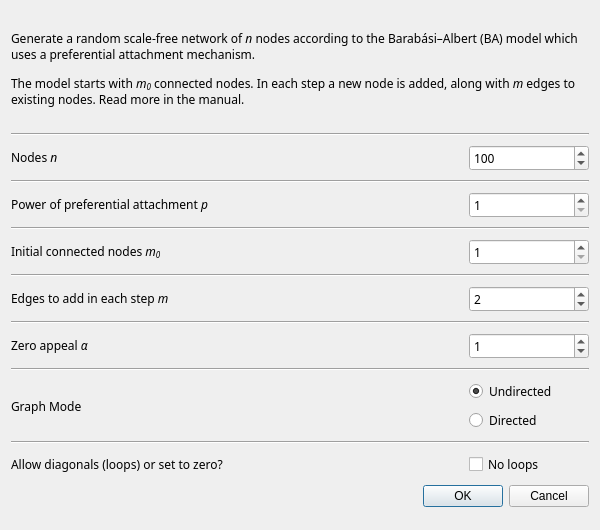
Before: the Qt Designer form src/forms/dialograndscalefree.ui in socnetv/app, drawn with Qt 5.
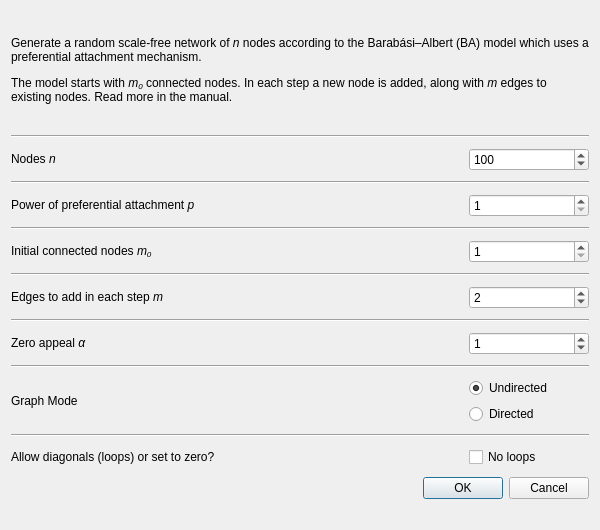
After: the same form once the commit is applied.

Commit message: fixed (reset) font family and font-sizes in all dialogs (once again...)

```diff
--- a/src/forms/dialograndscalefree.ui
+++ b/src/forms/dialograndscalefree.ui
@@ -52,11 +52,6 @@
        <height>110</height>
       </size>
      </property>
-     <property name="font">
-      <font>
-       <family>Sans Serif</family>
-      </font>
-     </property>
      <property name="frameShape">
       <enum>QFrame::NoFrame</enum>
      </property>
@@ -97,11 +92,6 @@
          <height>0</height>
         </size>
        </property>
-       <property name="font">
-        <font>
-         <family>Sans Serif</family>
-        </font>
-       </property>
        <property name="text">
         <string>&lt;html&gt;&lt;head/&gt;&lt;body&gt;&lt;p&gt;Nodes &lt;span style=&quot; font-style:italic;&quot;&gt;n&lt;/span&gt;&lt;/p&gt;&lt;/body&gt;&lt;/html&gt;</string>
        </property>
@@ -121,11 +111,6 @@
          <height>0</height>
         </size>
        </property>
-       <property name="font">
-        <font>
-         <family>Sans Serif</family>
-        </font>
-       </property>
        <property name="toolTip">
         <string>&lt;html&gt;&lt;head/&gt;&lt;body&gt;&lt;p&gt;The amount of nodes in the resulting scale-free graph&lt;/p&gt;&lt;/body&gt;&lt;/html&gt;</string>
        </property>
@@ -168,11 +153,6 @@
          <height>0</height>
         </size>
        </property>
-       <property name="font">
-        <font>
-         <family>Sans Serif</family>
-        </font>
-       </property>
        <property name="text">
         <string>&lt;html&gt;&lt;head/&gt;&lt;body&gt;&lt;p&gt;Power of preferential attachment &lt;span style=&quot; font-style:italic;&quot;&gt;p&lt;/span&gt;&lt;/p&gt;&lt;/body&gt;&lt;/html&gt;</string>
        </property>
@@ -186,11 +166,6 @@
          <height>0</height>
         </size>
        </property>
-       <property name="font">
-        <font>
-         <family>Sans Serif</family>
-        </font>
-       </property>
        <property name="toolTip">
         <string>&lt;html&gt;&lt;head/&gt;&lt;body&gt;&lt;p&gt;The power p of preferential attachment &lt;/p&gt;&lt;p&gt;Leave 1 for linear preferential attachment (BA model).&lt;/p&gt;&lt;/body&gt;&lt;/html&gt;</string>
        </property>
@@ -236,11 +211,6 @@
          <height>0</height>
         </size>
        </property>
-       <property name="font">
-        <font>
-         <family>Sans Serif</family>
-        </font>
-       </property>
        <property name="text">
         <string>&lt;html&gt;&lt;head/&gt;&lt;body&gt;&lt;p&gt;Initial connected nodes &lt;span style=&quot; font-style:italic;&quot;&gt;m&lt;/span&gt;&lt;span style=&quot; font-style:italic; vertical-align:sub;&quot;&gt;0&lt;/span&gt;&lt;/p&gt;&lt;/body&gt;&lt;/html&gt;</string>
        </property>
@@ -254,11 +224,6 @@
          <height>0</height>
         </size>
        </property>
-       <property name="font">
-        <font>
-         <family>Sans Serif</family>
-        </font>
-       </property>
        <property name="toolTip">
         <string>&lt;html&gt;&lt;head/&gt;&lt;body&gt;&lt;p&gt;The number m&lt;span style=&quot; vertical-align:sub;&quot;&gt;0&lt;/span&gt; of nodes in the initial connected network.&lt;/p&gt;&lt;p&gt;Leave 1 to start with just one node.&lt;/p&gt;&lt;/body&gt;&lt;/html&gt;</string>
        </property>
@@ -304,11 +269,6 @@
          <height>0</height>
         </size>
        </property>
-       <property name="font">
-        <font>
-         <family>Sans Serif</family>
-        </font>
-       </property>
        <property name="text">
         <string>&lt;html&gt;&lt;head/&gt;&lt;body&gt;&lt;p&gt;Edges to add in each step &lt;span style=&quot; font-style:italic;&quot;&gt;m&lt;/span&gt;&lt;/p&gt;&lt;/body&gt;&lt;/html&gt;</string>
        </property>
@@ -322,11 +282,6 @@
          <height>0</height>
         </size>
        </property>
-       <property name="font">
-        <font>
-         <family>Sans Serif</family>
-        </font>
-       </property>
        <property name="toolTip">
         <string>&lt;html&gt;&lt;head/&gt;&lt;body&gt;&lt;p&gt;Tthe number of edges to add in each step&lt;/p&gt;&lt;/body&gt;&lt;/html&gt;</string>
        </property>
@@ -372,11 +327,6 @@
          <height>0</height>
         </size>
        </property>
-       <property name="font">
-        <font>
-         <family>Sans Serif</family>
-        </font>
-       </property>
        <property name="text">
         <string>&lt;html&gt;&lt;head/&gt;&lt;body&gt;&lt;p&gt;Zero appeal &lt;span style=&quot; font-style:italic;&quot;&gt;α&lt;/span&gt;&lt;/p&gt;&lt;/body&gt;&lt;/html&gt;</string>
        </property>
@@ -390,11 +340,6 @@
          <height>0</height>
         </size>
        </property>
-       <property name="font">
-        <font>
-         <family>Sans Serif</family>
-        </font>
-       </property>
        <property name="toolTip">
         <string>&lt;html&gt;&lt;head/&gt;&lt;body&gt;&lt;p&gt;The initial attractiveness of a node - useful for isolate nodes with d =0&lt;/p&gt;&lt;/body&gt;&lt;/html&gt;</string>
        </property>
@@ -437,11 +382,6 @@
          <height>0</height>
         </size>
        </property>
-       <property name="font">
-        <font>
-         <family>Sans Serif</family>
-        </font>
-       </property>
        <property name="text">
         <string>Graph Mode</string>
        </property>
@@ -463,11 +403,6 @@
            <height>0</height>
           </size>
          </property>
-         <property name="font">
-          <font>
-           <family>Sans Serif</family>
-          </font>
-         </property>
          <property name="text">
           <string>Undirected</string>
          </property>
@@ -493,11 +428,6 @@
            <height>0</height>
           </size>
          </property>
-         <property name="font">
-          <font>
-           <family>Sans Serif</family>
-          </font>
-         </property>
          <property name="text">
           <string>Directed</string>
          </property>
@@ -533,11 +463,6 @@
          <height>0</height>
         </size>
        </property>
-       <property name="font">
-        <font>
-         <family>Sans Serif</family>
-        </font>
-       </property>
        <property name="text">
         <string>Allow diagonals (loops) or set to zero?</string>
        </property>
@@ -559,11 +484,6 @@
            <height>0</height>
           </size>
          </property>
-         <property name="font">
-          <font>
-           <family>Sans Serif</family>
-          </font>
-         </property>
          <property name="toolTip">
           <string>Check to allow loops (nodes linking to themselves) in the new network</string>
          </property>
```
The commit also changes 14 other files.
